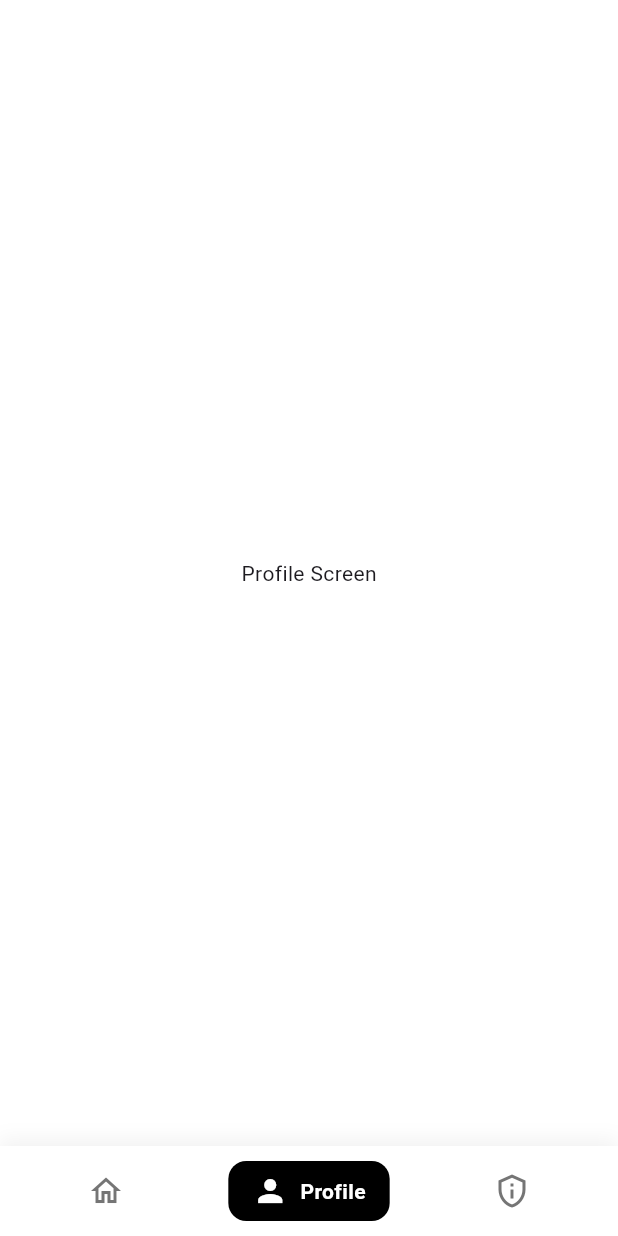
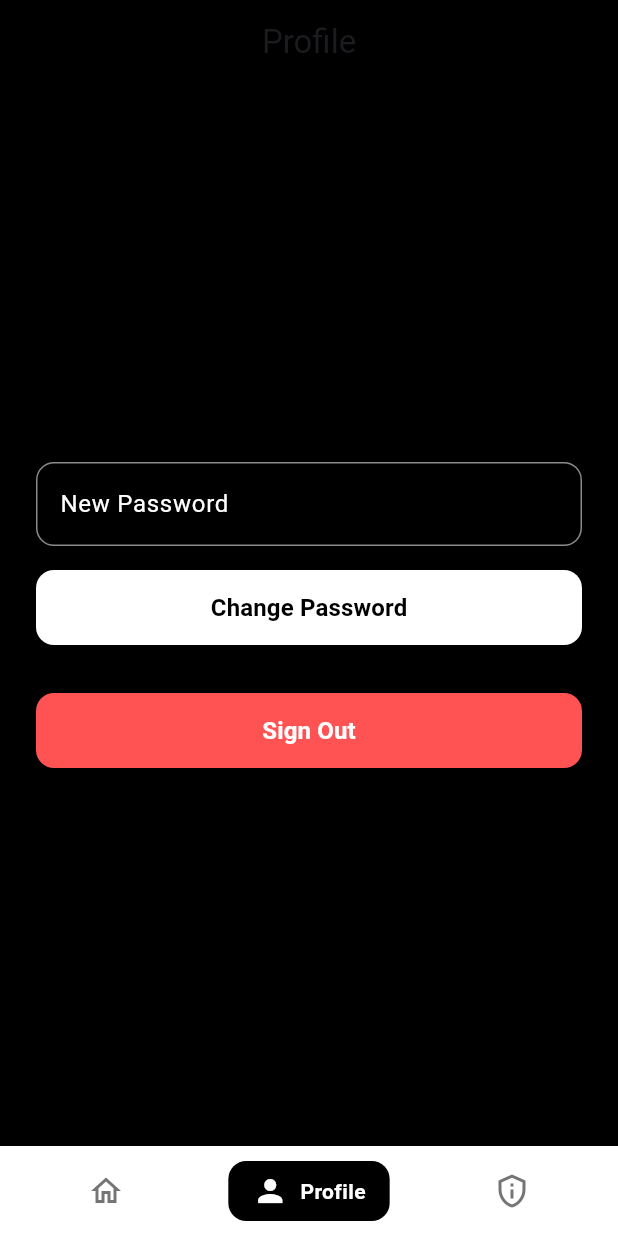
Before and after one commit to Kavi-Z/Lost_And_Found_Mobile_App, a Flutter app: the HomeScreen screen opened directly, item 2 of the bottom bar chosen, on a phone screen of 412 x 824 dp. Run offline on Flutter 3.47's test engine with Material 3 defaults, Android fonts, the phone set to English and light mode, and no system bars; our stand-ins replace cached_network_image, cloud_firestore, firebase_auth, firebase_core, firebase_storage, image_picker and 1 more; accounts and stored records are empty.

Commit message:
Profile section

```diff
--- a/lost_found_mobile/lost_found/lib/screens/home/home_screen.dart
+++ b/lost_found_mobile/lost_found/lib/screens/home/home_screen.dart
@@ -3,6 +3,8 @@ import 'package:cloud_firestore/cloud_firestore.dart';
 import 'package:cached_network_image/cached_network_image.dart';
 import 'add_item_screen.dart';
 import 'item_details_screen.dart';
+import 'profile_screen.dart';
+import 'privacy_policy.dart';
 
 class HomeScreen extends StatefulWidget {
   const HomeScreen({super.key});
@@ -136,14 +138,12 @@ class _HomeScreenState extends State<HomeScreen> {
     );
   }
 
-  // --- Profile Screen ---
   Widget _buildProfileScreen() {
-    return const Center(child: Text("Profile Screen"));
+    return const ProfileSection();
   }
 
-  // --- Privacy Screen ---
   Widget _buildPrivacyScreen() {
-    return const Center(child: Text("Privacy Screen"));
+    return PrivacyPolicyPage();
   }
 
   Widget _sectionTitle(String title) {
--- /dev/null
+++ b/lost_found_mobile/lost_found/lib/screens/home/profile_screen.dart
@@ -0,0 +1,208 @@
+import 'package:flutter/material.dart';
+import 'package:firebase_auth/firebase_auth.dart';
+import 'package:toastification/toastification.dart';
+
+class ProfileSection extends StatefulWidget {
+  const ProfileSection({super.key});
+
+  @override
+  State<ProfileSection> createState() => _ProfileSectionState();
+}
+
+class _ProfileSectionState extends State<ProfileSection> {
+  final user = FirebaseAuth.instance.currentUser;
+  final TextEditingController passwordController = TextEditingController();
+  bool changingPassword = false;
+  bool signingOut = false;
+
+  @override
+  void initState() {
+    super.initState();
+    _redirectIfNotLoggedIn();
+  }
+
+  void _redirectIfNotLoggedIn() {
+    if (user == null) {
+      // User not logged in → redirect to login immediately
+      WidgetsBinding.instance.addPostFrameCallback((_) {
+        Navigator.of(context).pushReplacementNamed('/login');
+      });
+    }
+  }
+
+  @override
+  void dispose() {
+    passwordController.dispose();
+    super.dispose();
+  }
+
+  Future<void> changePassword() async {
+    if (user == null) return; // Extra safety
+
+    if (passwordController.text.trim().length < 6) {
+      toastification.show(
+        context: context,
+        type: ToastificationType.warning,
+        style: ToastificationStyle.flat,
+        title: const Text("Weak Password"),
+        description: const Text("Password must be at least 6 characters."),
+        alignment: Alignment.topRight,
+        autoCloseDuration: const Duration(seconds: 3),
+        borderRadius: BorderRadius.circular(12),
+      );
+      return;
+    }
+
+    setState(() => changingPassword = true);
+
+    try {
+      await user!.updatePassword(passwordController.text.trim());
+      toastification.show(
+        context: context,
+        type: ToastificationType.success,
+        style: ToastificationStyle.flat,
+        title: const Text("Password Updated"),
+        description: const Text("Your password has been changed."),
+        alignment: Alignment.topRight,
+        autoCloseDuration: const Duration(seconds: 3),
+        borderRadius: BorderRadius.circular(12),
+      );
+      passwordController.clear();
+    } catch (e) {
+      toastification.show(
+        context: context,
+        type: ToastificationType.error,
+        style: ToastificationStyle.flat,
+        title: const Text("Password Change Failed"),
+        description: Text("$e"),
+        alignment: Alignment.topRight,
+        autoCloseDuration: const Duration(seconds: 3),
+        borderRadius: BorderRadius.circular(12),
+      );
+    }
+
+    setState(() => changingPassword = false);
+  }
+
+  Future<void> signOut() async {
+    if (user == null) return;
+
+    setState(() => signingOut = true);
+    try {
+      await FirebaseAuth.instance.signOut();
+      if (mounted) {
+        Navigator.of(context).pushReplacementNamed('/login');
+      }
+    } catch (e) {
+      toastification.show(
+        context: context,
+        type: ToastificationType.error,
+        style: ToastificationStyle.flat,
+        title: const Text("Sign Out Failed"),
+        description: Text("$e"),
+        alignment: Alignment.topRight,
+        autoCloseDuration: const Duration(seconds: 3),
+        borderRadius: BorderRadius.circular(12),
+      );
+    }
+    setState(() => signingOut = false);
+  }
+
+  @override
+  Widget build(BuildContext context) {
+    return Scaffold(
+      backgroundColor: Colors.black,
+      appBar: AppBar(
+        title: const Text("Profile"),
+        backgroundColor: Colors.black,
+        centerTitle: true,
+      ),
+      body: user == null
+          ? const Center(
+              child: CircularProgressIndicator(color: Colors.white),
+            )
+          : Center(
+              child: Padding(
+                padding: const EdgeInsets.all(24),
+                child: Column(
+                  mainAxisAlignment: MainAxisAlignment.center,
+                  children: [
+                    // Password Field
+                    TextFormField(
+                      controller: passwordController,
+                      obscureText: true,
+                      style: const TextStyle(color: Colors.white),
+                      decoration: InputDecoration(
+                        labelText: "New Password",
+                        labelStyle: const TextStyle(color: Colors.white),
+                        hintStyle: const TextStyle(color: Colors.white54),
+                        enabledBorder: OutlineInputBorder(
+                          borderSide: const BorderSide(color: Colors.white54),
+                          borderRadius: BorderRadius.circular(12),
+                        ),
+                        focusedBorder: OutlineInputBorder(
+                          borderSide: const BorderSide(color: Colors.white),
+                          borderRadius: BorderRadius.circular(12),
+                        ),
+                        border: OutlineInputBorder(
+                          borderRadius: BorderRadius.circular(12),
+                        ),
+                      ),
+                    ),
+                    const SizedBox(height: 16),
+                    // Change Password Button
+                    changingPassword
+                        ? const CircularProgressIndicator(color: Colors.white)
+                        : SizedBox(
+                            width: double.infinity,
+                            height: 50,
+                            child: ElevatedButton(
+                              onPressed: changePassword,
+                              style: ElevatedButton.styleFrom(
+                                backgroundColor: Colors.white,
+                                foregroundColor: Colors.black,
+                                shape: RoundedRectangleBorder(
+                                  borderRadius: BorderRadius.circular(12),
+                                ),
+                              ),
+                              child: const Text(
+                                "Change Password",
+                                style: TextStyle(
+                                  fontSize: 16,
+                                  fontWeight: FontWeight.bold,
+                                ),
+                              ),
+                            ),
+                          ),
+                    const SizedBox(height: 32),
+                    // Sign Out Button
+                    signingOut
+                        ? const CircularProgressIndicator(color: Colors.white)
+                        : SizedBox(
+                            width: double.infinity,
+                            height: 50,
+                            child: ElevatedButton(
+                              onPressed: signOut,
+                              style: ElevatedButton.styleFrom(
+                                backgroundColor: Colors.redAccent,
+                                foregroundColor: Colors.white,
+                                shape: RoundedRectangleBorder(
+                                  borderRadius: BorderRadius.circular(12),
+                                ),
+                              ),
+                              child: const Text(
+                                "Sign Out",
+                                style: TextStyle(
+                                  fontSize: 16,
+                                  fontWeight: FontWeight.bold,
+                                ),
+                              ),
+                            ),
+                          ),
+                  ],
+                ),
+              ),
+            ),
+    );
+  }
+}
```
Also changed, not shown: lost_found_mobile/lost_found/lib/screens/home/privacy_policy.dart (added, +69 -0 lines).
